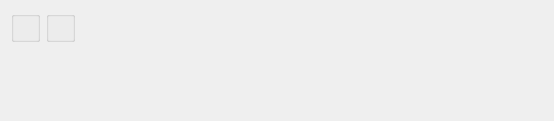
Qt form xtuple/trunk/guiclient/displays/dspInventoryLocator.ui (WooodHead/xtuple) before a commit.
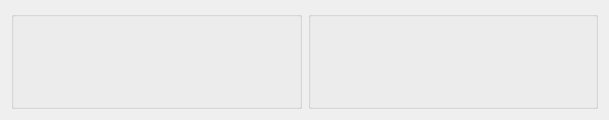
The same form after that commit. Custom widgets are drawn as their Qt base class.

What changed in the file:
```diff
--- a/xtuple/trunk/guiclient/displays/dspInventoryLocator.ui
+++ b/xtuple/trunk/guiclient/displays/dspInventoryLocator.ui
@@ -13,17 +13,15 @@
    <rect>
     <x>0</x>
     <y>0</y>
-    <width>554</width>
-    <height>121</height>
+    <width>609</width>
+    <height>120</height>
    </rect>
   </property>
   <property name="windowTitle">
    <string>Location/Lot/Serial # Detail</string>
   </property>
-  <layout class="QHBoxLayout" name="horizontalLayout">
-   <item>
-    <layout class="QVBoxLayout" name="verticalLayout">
-     <item>
+  <layout class="QGridLayout" name="gridLayout_2">
+   <item row="0" column="0">
       <widget class="QGroupBox" name="_itemGroup">
        <property name="title">
         <string/>
@@ -35,24 +33,7 @@
        </layout>
       </widget>
      </item>
-     <item>
-      <spacer name="verticalSpacer">
-       <property name="orientation">
-        <enum>Qt::Vertical</enum>
-       </property>
-       <property name="sizeHint" stdset="0">
-        <size>
-         <width>20</width>
-         <height>0</height>
-        </size>
-       </property>
-      </spacer>
-     </item>
-    </layout>
-   </item>
-   <item>
-    <layout class="QVBoxLayout" name="verticalLayout_2">
-     <item>
+   <item row="0" column="1">
       <widget class="WarehouseGroup" name="_warehouse">
        <property name="title">
         <string/>
@@ -61,37 +42,6 @@
         <bool>false</bool>
        </property>
       </widget>
-     </item>
-     <item>
-      <spacer name="verticalSpacer_2">
-       <property name="orientation">
-        <enum>Qt::Vertical</enum>
-       </property>
-       <property name="sizeHint" stdset="0">
-        <size>
-         <width>20</width>
-         <height>0</height>
-        </size>
-       </property>
-      </spacer>
-     </item>
-    </layout>
-   </item>
-   <item>
-    <spacer>
-     <property name="orientation">
-      <enum>Qt::Horizontal</enum>
-     </property>
-     <property name="sizeType">
-      <enum>QSizePolicy::Expanding</enum>
-     </property>
-     <property name="sizeHint" stdset="0">
-      <size>
-       <width>0</width>
-       <height>20</height>
-      </size>
-     </property>
-    </spacer>
    </item>
   </layout>
  </widget>
```
Lines whose indentation alone changed are shown as unchanged.
